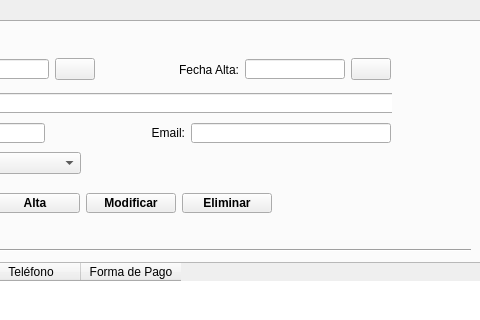
AdrianFernandezPerez/fernandezperez, file window.ui: the form before one commit; both pictures show x 362 to 842 and y 92 to 412 of the 1029 by 716 pixel window.
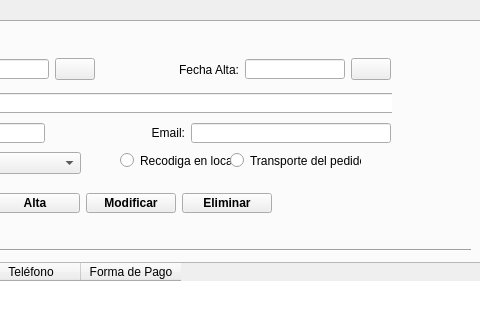
The form after the commit. Icons and pictures are not drawn.

Commit message: Campo nuevo en la bd, 2 radio buttom y informes

The edit to the form file:
```diff
--- a/window.ui
+++ b/window.ui
@@ -1537,6 +1537,32 @@
        <set>Qt::AlignRight|Qt::AlignTrailing|Qt::AlignVCenter</set>
       </property>
      </widget>
+     <widget class="QRadioButton" name="rbtRecogidaLocal">
+      <property name="geometry">
+       <rect>
+        <x>470</x>
+        <y>130</y>
+        <width>111</width>
+        <height>17</height>
+       </rect>
+      </property>
+      <property name="text">
+       <string>Recodiga en local</string>
+      </property>
+     </widget>
+     <widget class="QRadioButton" name="rbtTransportePedido">
+      <property name="geometry">
+       <rect>
+        <x>580</x>
+        <y>130</y>
+        <width>131</width>
+        <height>17</height>
+       </rect>
+      </property>
+      <property name="text">
+       <string>Transporte del pedido</string>
+      </property>
+     </widget>
     </widget>
    </widget>
    <widget class="QLabel" name="lblClientes">
```
Left out of the diff: 2 changed lines with no effect on the pictures. The commit also changes 13 other files.
